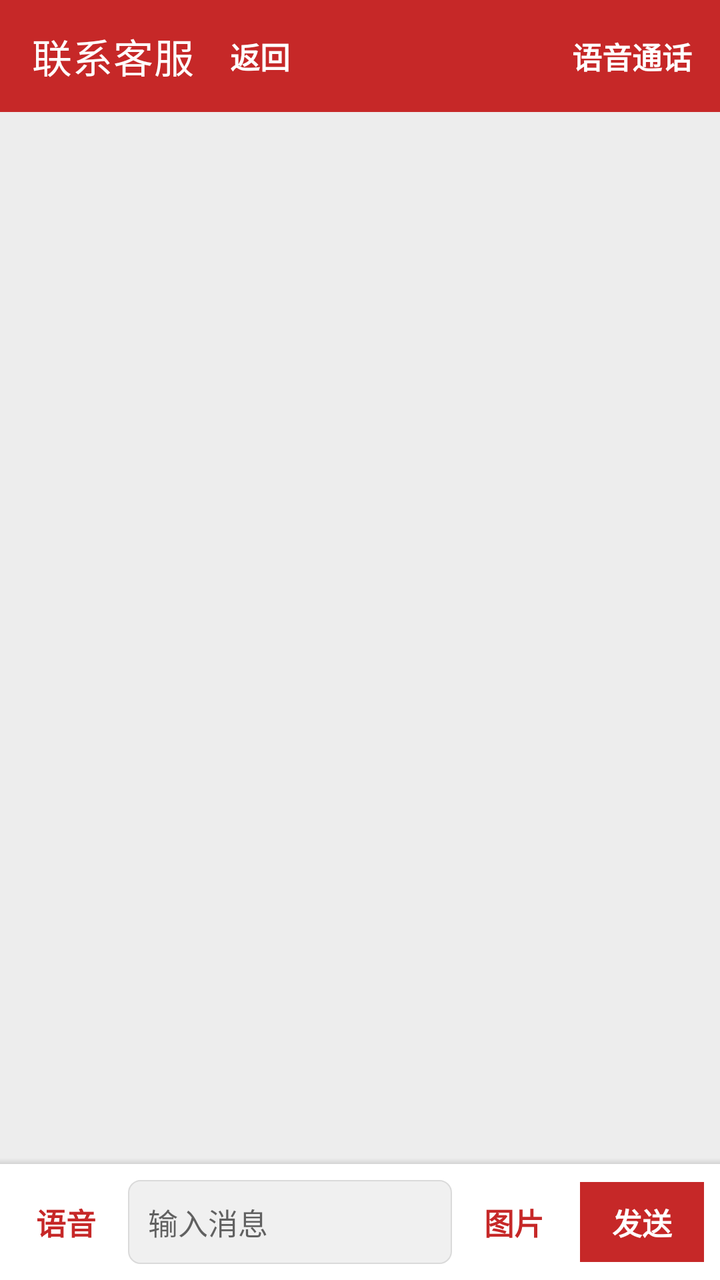
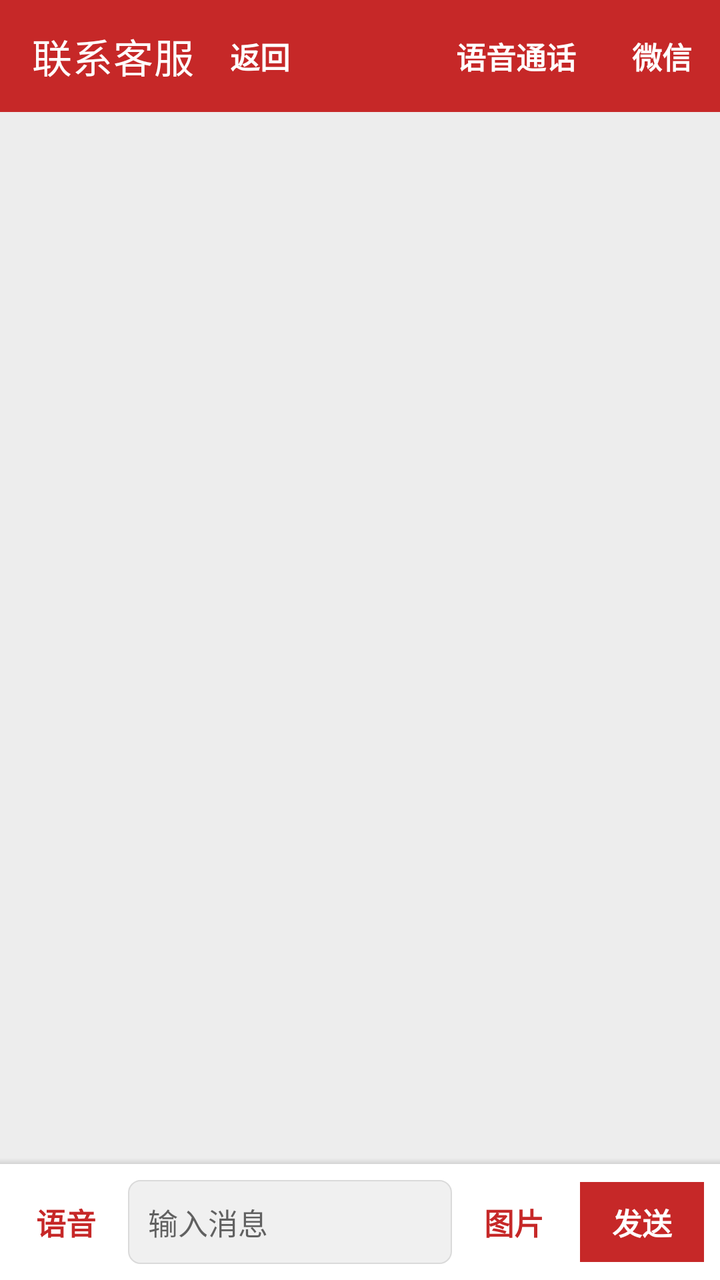

Compare the two renders of this Android layout. The source of the first and the diff that turns it into the second are given below.
<!-- AndroidManifest.xml: application theme Theme.LotteryHistory -->
<!-- res/layout/activity_customer_service.xml -->
<?xml version="1.0" encoding="utf-8"?>
<LinearLayout xmlns:android="http://schemas.android.com/apk/res/android"
    xmlns:app="http://schemas.android.com/apk/res-auto"
    android:layout_width="match_parent"
    android:layout_height="match_parent"
    android:orientation="vertical"
    android:background="#EDEDED">

    <com.google.android.material.appbar.MaterialToolbar
        android:id="@+id/toolbar"
        android:layout_width="match_parent"
        android:layout_height="?attr/actionBarSize"
        android:background="@color/primary_red"
        app:title="联系客服"
        app:titleTextColor="@android:color/white"
        app:navigationIcon="@null">

        <TextView
            android:id="@+id/tvBack"
            android:layout_width="wrap_content"
            android:layout_height="wrap_content"
            android:layout_gravity="start"
            android:gravity="center"
            android:paddingStart="14dp"
            android:paddingEnd="14dp"
            android:minHeight="44dp"
            android:clickable="true"
            android:focusable="true"
            android:background="?attr/selectableItemBackgroundBorderless"
            android:text="返回"
            android:textColor="@android:color/white"
            android:textSize="@dimen/body_text_size"
            android:textStyle="bold" />

        <TextView
            android:id="@+id/tvVoiceCall"
            android:layout_width="wrap_content"
            android:layout_height="wrap_content"
            android:layout_gravity="end"
            android:gravity="center"
            android:paddingStart="14dp"
            android:paddingEnd="14dp"
            android:minHeight="44dp"
            android:clickable="true"
            android:focusable="true"
            android:background="?attr/selectableItemBackgroundBorderless"
            android:text="语音通话"
            android:textColor="@android:color/white"
            android:textSize="@dimen/body_text_size"
            android:textStyle="bold" />
    </com.google.android.material.appbar.MaterialToolbar>

    <androidx.recyclerview.widget.RecyclerView
        android:id="@+id/rvChat"
        android:layout_width="match_parent"
        android:layout_height="0dp"
        android:layout_weight="1"
        android:clipToPadding="false"
        android:padding="8dp"
        android:scrollbars="vertical" />

    
    <View
        android:layout_width="match_parent"
        android:layout_height="3dp"
        android:background="@drawable/shadow_input_bar_top" />

    
    <LinearLayout
        android:id="@+id/llInputBar"
        android:layout_width="match_parent"
        android:layout_height="wrap_content"
        android:orientation="horizontal"
        android:gravity="center_vertical"
        android:background="@android:color/white"
        android:padding="8dp">

        
        <TextView
            android:id="@+id/ivToggleVoice"
            android:layout_width="wrap_content"
            android:layout_height="40dp"
            android:gravity="center"
            android:paddingStart="10dp"
            android:paddingEnd="10dp"
            android:clickable="true"
            android:focusable="true"
            android:background="?attr/selectableItemBackground"
            android:text="语音"
            android:textColor="@color/primary_red"
            android:textSize="@dimen/body_text_size"
            android:textStyle="bold" />

        <EditText
            android:id="@+id/etMessage"
            android:layout_width="0dp"
            android:layout_height="wrap_content"
            android:layout_weight="1"
            android:layout_marginStart="6dp"
            android:layout_marginEnd="6dp"
            android:background="@drawable/bg_chat_input"
            android:hint="输入消息"
            android:maxLines="3"
            android:imeOptions="actionSend"
            android:inputType="textMultiLine|textCapSentences"
            android:padding="10dp"
            android:textSize="@dimen/body_text_size" />

        <TextView
            android:id="@+id/btnHoldToTalk"
            android:layout_width="0dp"
            android:layout_height="44dp"
            android:layout_weight="1"
            android:layout_marginStart="6dp"
            android:layout_marginEnd="6dp"
            android:background="@drawable/bg_chat_input"
            android:gravity="center"
            android:text="按住 说话"
            android:textColor="@color/text_primary"
            android:textSize="@dimen/body_text_size"
            android:textStyle="bold"
            android:visibility="gone" />

        
        <TextView
            android:id="@+id/ivSendImage"
            android:layout_width="wrap_content"
            android:layout_height="40dp"
            android:gravity="center"
            android:paddingStart="10dp"
            android:paddingEnd="10dp"
            android:clickable="true"
            android:focusable="true"
            android:background="?attr/selectableItemBackground"
            android:text="图片"
            android:textColor="@color/primary_red"
            android:textSize="@dimen/body_text_size"
            android:textStyle="bold" />

        <TextView
            android:id="@+id/btnSendText"
            android:layout_width="wrap_content"
            android:layout_height="40dp"
            android:layout_marginStart="8dp"
            android:background="@color/primary_red"
            android:gravity="center"
            android:paddingStart="16dp"
            android:paddingEnd="16dp"
            android:text="发送"
            android:textColor="@android:color/white"
            android:textSize="@dimen/body_text_size"
            android:textStyle="bold" />
    </LinearLayout>

</LinearLayout>
<!-- resources referenced by this layout -->
<resources>
  <color name="primary_red">#C62828</color>
  <color name="text_primary">#212121</color>
  <dimen name="body_text_size">17sp</dimen>
  <!-- drawable bg_chat_input (drawable) -->
  <?xml version="1.0" encoding="utf-8"?>
  <shape xmlns:android="http://schemas.android.com/apk/res/android"
      android:shape="rectangle">
      <corners android:radius="6dp" />
      <solid android:color="#F0F0F0" />
      <stroke
          android:width="0.5dp"
          android:color="#DADADA" />
  </shape>
  <!-- drawable shadow_input_bar_top (drawable) -->
  <?xml version="1.0" encoding="utf-8"?>
  <shape xmlns:android="http://schemas.android.com/apk/res/android"
      android:shape="rectangle">
      <gradient
          android:angle="90"
          android:startColor="#1A000000"
          android:endColor="#00000000" />
      <size android:height="3dp" />
  </shape>
  <style name="Theme.LotteryHistory" parent="Theme.MaterialComponents.Light.NoActionBar">
          <item name="colorPrimary">@color/primary_red</item>
          <item name="colorPrimaryDark">@color/primary_red</item>
          <item name="colorAccent">@color/primary_red</item>
          <item name="android:windowBackground">@color/bg_light</item>
      </style>
  <color name="bg_light">#F5F5F5</color>
</resources>

<!-- the commit's change to res/layout/activity_customer_service.xml (unified diff, before → after) -->
@@ -28,6 +28,23 @@
             android:focusable="true"
             android:background="?attr/selectableItemBackgroundBorderless"
             android:text="返回"
+            android:textColor="@android:color/white"
+            android:textSize="@dimen/body_text_size"
+            android:textStyle="bold" />
+
+        <TextView
+            android:id="@+id/tvWechat"
+            android:layout_width="wrap_content"
+            android:layout_height="wrap_content"
+            android:layout_gravity="end"
+            android:gravity="center"
+            android:paddingStart="14dp"
+            android:paddingEnd="14dp"
+            android:minHeight="44dp"
+            android:clickable="true"
+            android:focusable="true"
+            android:background="?attr/selectableItemBackgroundBorderless"
+            android:text="微信"
             android:textColor="@android:color/white"
             android:textSize="@dimen/body_text_size"
             android:textStyle="bold" />
